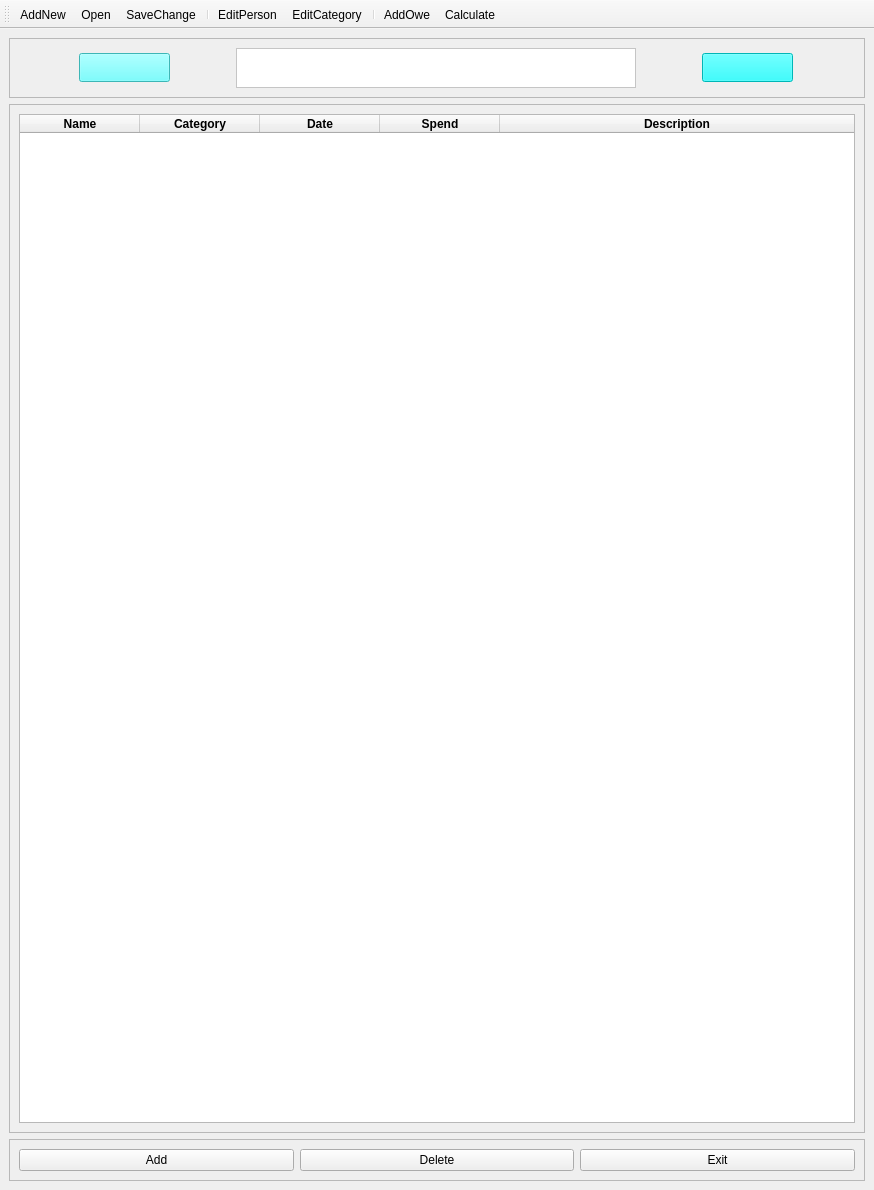
First picture: the form in Ui/PyBill.ui, repository ZILINYE/PyBill, before the edit.
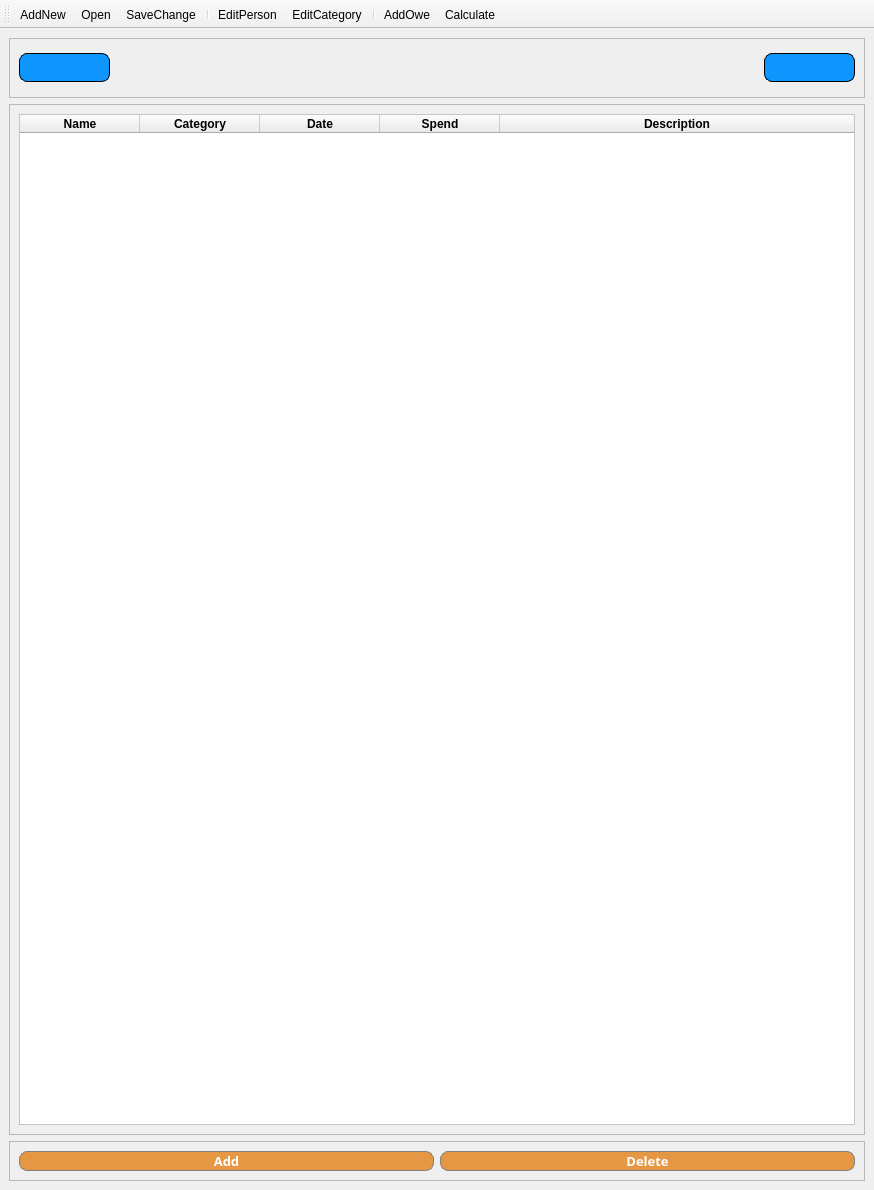
Second picture: the form after the edit. Icons and pictures are not drawn.

What changed in the file:
```diff
--- a/Ui/PyBill.ui
+++ b/Ui/PyBill.ui
@@ -11,7 +11,7 @@
    </rect>
   </property>
   <property name="sizePolicy">
-   <sizepolicy hsizetype="Expanding" vsizetype="Expanding">
+   <sizepolicy hsizetype="Preferred" vsizetype="Preferred">
     <horstretch>0</horstretch>
     <verstretch>0</verstretch>
    </sizepolicy>
@@ -82,31 +82,6 @@
          <enum>QFrame::Raised</enum>
         </property>
         <layout class="QGridLayout" name="gridLayout_3">
-         <item row="0" column="1">
-          <widget class="QTextBrowser" name="Month">
-           <property name="sizePolicy">
-            <sizepolicy hsizetype="Preferred" vsizetype="Preferred">
-             <horstretch>0</horstretch>
-             <verstretch>0</verstretch>
-            </sizepolicy>
-           </property>
-           <property name="maximumSize">
-            <size>
-             <width>400</width>
-             <height>16777215</height>
-            </size>
-           </property>
-           <property name="font">
-            <font>
-             <family>Arial</family>
-             <pointsize>12</pointsize>
-            </font>
-           </property>
-           <property name="styleSheet">
-            <string notr="true">background-color: rgb(255, 255, 255);</string>
-           </property>
-          </widget>
-         </item>
          <item row="0" column="2">
           <widget class="QPushButton" name="NextMonth">
            <property name="sizePolicy">
@@ -134,7 +109,44 @@
             <enum>Qt::LeftToRight</enum>
            </property>
            <property name="styleSheet">
-            <string notr="true">background-color: rgb(0, 255, 255);</string>
+            <string notr="true">QPushButton
+{
+    /*字体为微软雅黑*/
+    font-family:Microsoft Yahei;
+    /*字体大小为20点*/
+    font-size:20pt;
+    /*字体颜色为白色*/    
+    color:white;
+    /*背景颜色*/  
+    background-color:rgb(14 , 150 , 254);
+    /*边框圆角半径为8像素*/ 
+    border-radius:8px;
+	border-color:black;
+	border-width:1px;
+	border-style:solid;
+
+}
+
+/*按钮停留态*/
+QPushButton:hover
+{
+    /*背景颜色*/  
+    background-color:rgb(44 , 137 , 255);
+}
+
+/*按钮按下态*/
+QPushButton:pressed
+{
+    /*背景颜色*/  
+    background-color:rgb(14 , 135 , 228);
+    /*左内边距为3像素，让按下时字向右移动3像素*/  
+    padding-left:3px;
+    /*上内边距为3像素，让按下时字向下移动3像素*/  
+    padding-top:3px;
+	border-color:grey;
+	border-width:1px;
+	border-style:solid;
+}</string>
            </property>
            <property name="text">
             <string/>
@@ -172,7 +184,43 @@
             <enum>Qt::LeftToRight</enum>
            </property>
            <property name="styleSheet">
-            <string notr="true">background-color: rgb(85, 255, 255);</string>
+            <string notr="true">QPushButton
+{
+    /*字体为微软雅黑*/
+    font-family:Microsoft Yahei;
+    /*字体大小为20点*/
+    font-size:20pt;
+    /*字体颜色为白色*/    
+    color:white;
+    /*背景颜色*/  
+    background-color:rgb(14 , 150 , 254);
+    /*边框圆角半径为8像素*/ 
+    border-radius:8px;
+	border-color:black;
+	border-width:1px;
+	border-style:solid;
+}
+
+/*按钮停留态*/
+QPushButton:hover
+{
+    /*背景颜色*/  
+    background-color:rgb(44 , 137 , 255);
+}
+
+/*按钮按下态*/
+QPushButton:pressed
+{
+    /*背景颜色*/  
+    background-color:rgb(14 , 135 , 228);
+    /*左内边距为3像素，让按下时字向右移动3像素*/  
+    padding-left:3px;
+    /*上内边距为3像素，让按下时字向下移动3像素*/  
+    padding-top:3px;
+	border-color:grey;
+	border-width:1px;
+	border-style:solid;
+}</string>
            </property>
            <property name="text">
             <string/>
@@ -183,6 +231,21 @@
            </property>
           </widget>
          </item>
+         <item row="0" column="1">
+          <widget class="QLabel" name="Month">
+           <property name="font">
+            <font>
+             <pointsize>12</pointsize>
+            </font>
+           </property>
+           <property name="text">
+            <string/>
+           </property>
+           <property name="alignment">
+            <set>Qt::AlignCenter</set>
+           </property>
+          </widget>
+         </item>
         </layout>
        </widget>
       </item>
@@ -198,7 +261,7 @@
          <item row="0" column="0">
           <widget class="QTableWidget" name="tableWidget">
            <property name="sizePolicy">
-            <sizepolicy hsizetype="Preferred" vsizetype="Preferred">
+            <sizepolicy hsizetype="Minimum" vsizetype="Minimum">
              <horstretch>0</horstretch>
              <verstretch>0</verstretch>
             </sizepolicy>
@@ -213,7 +276,18 @@
             <enum>Qt::LeftToRight</enum>
            </property>
            <property name="styleSheet">
-            <string notr="true"/>
+            <string notr="true">
+QTableWidget                
+{
+    background:#FFFFFF;            // 整个表格控件 背景色
+    border:none;                   // 整个表格控件 边框
+ 
+    font-size:12px;                // 所有字体大小
+    font-family:&quot;Microsoft YaHei&quot;; // 所有字体 family
+    color:#666666;                 // 所有字体颜色
+}
+
+</string>
            </property>
            <property name="horizontalScrollBarPolicy">
             <enum>Qt::ScrollBarAlwaysOff</enum>
@@ -276,6 +350,13 @@
               <bold>true</bold>
              </font>
             </property>
+            <property name="background">
+             <color>
+              <red>170</red>
+              <green>255</green>
+              <blue>255</blue>
+             </color>
+            </property>
            </column>
            <column>
             <property name="text">
@@ -334,6 +415,55 @@
           <verstretch>0</verstretch>
          </sizepolicy>
         </property>
+        <property name="font">
+         <font>
+          <weight>75</weight>
+          <bold>true</bold>
+         </font>
+        </property>
+        <property name="styleSheet">
+         <string notr="true">QPushButton
+{
+    /*字体为微软雅黑*/
+    font-family:Microsoft Yahei;
+    /*字体大小为20点*/
+    font-size:10pt;
+    /*字体颜色为白色*/    
+	color:white;
+    /*背景颜色*/  
+    
+	background-color: rgb(230, 151, 68);
+    /*边框圆角半径为8像素*/ 
+    border-radius:8px;
+	border-color:grey;
+	border-width:1px;
+	border-style:solid;
+}
+
+/*按钮停留态*/
+QPushButton:hover
+{
+    /*背景颜色*/  
+    
+	background-color: rgb(255, 144, 47);
+}
+
+/*按钮按下态*/
+QPushButton:pressed
+{
+    /*背景颜色*/  
+    
+	
+	background-color: rgb(255, 123, 7);
+    /*左内边距为3像素，让按下时字向右移动3像素*/  
+    padding-left:3px;
+    /*上内边距为3像素，让按下时字向下移动3像素*/  
+    padding-top:3px;
+	border-color:black;
+	border-width:1px;
+	border-style:solid;
+}</string>
+        </property>
         <property name="frameShape">
          <enum>QFrame::StyledPanel</enum>
         </property>
@@ -341,22 +471,16 @@
          <enum>QFrame::Raised</enum>
         </property>
         <layout class="QGridLayout" name="gridLayout_4">
-         <item row="0" column="0">
-          <widget class="QPushButton" name="addRow">
-           <property name="toolTip">
-            <string>&lt;html&gt;&lt;head/&gt;&lt;body&gt;&lt;p&gt;Add New Record&lt;/p&gt;&lt;/body&gt;&lt;/html&gt;</string>
-           </property>
-           <property name="text">
-            <string>Add</string>
-           </property>
-           <property name="icon">
-            <iconset resource="../Resource/Icon.qrc">
-             <normaloff>:/icon/Icon/Add.png</normaloff>:/icon/Icon/Add.png</iconset>
-           </property>
-          </widget>
-         </item>
          <item row="0" column="1">
           <widget class="QPushButton" name="delRow">
+           <property name="font">
+            <font>
+             <family>Microsoft Yahei</family>
+             <pointsize>10</pointsize>
+             <weight>75</weight>
+             <bold>true</bold>
+            </font>
+           </property>
            <property name="toolTip">
             <string>&lt;html&gt;&lt;head/&gt;&lt;body&gt;&lt;p&gt;Remove Record&lt;/p&gt;&lt;/body&gt;&lt;/html&gt;</string>
            </property>
@@ -369,16 +493,68 @@
            </property>
           </widget>
          </item>
-         <item row="0" column="2">
-          <widget class="QPushButton" name="exit">
-           <property name="sizePolicy">
-            <sizepolicy hsizetype="Minimum" vsizetype="Fixed">
-             <horstretch>0</horstretch>
-             <verstretch>0</verstretch>
-            </sizepolicy>
+         <item row="0" column="0">
+          <widget class="QPushButton" name="addRow">
+           <property name="font">
+            <font>
+             <family>Microsoft Yahei</family>
+             <pointsize>10</pointsize>
+             <weight>75</weight>
+             <bold>true</bold>
+            </font>
+           </property>
+           <property name="toolTip">
+            <string>&lt;html&gt;&lt;head/&gt;&lt;body&gt;&lt;p&gt;Add New Record&lt;/p&gt;&lt;/body&gt;&lt;/html&gt;</string>
+           </property>
+           <property name="styleSheet">
+            <string notr="true">QPushButton
+{
+    /*字体为微软雅黑*/
+    font-family:Microsoft Yahei;
+    /*字体大小为20点*/
+    font-size:10pt;
+    /*字体颜色为白色*/    
+	color:white;
+    /*背景颜色*/  
+    
+	background-color: rgb(230, 151, 68);
+    /*边框圆角半径为8像素*/ 
+    border-radius:8px;
+	border-color:grey;
+	border-width:1px;
+	border-style:solid;
+}
+
+/*按钮停留态*/
+QPushButton:hover
+{
+    /*背景颜色*/  
+    
+	background-color: rgb(255, 144, 47);
+}
+
+/*按钮按下态*/
+QPushButton:pressed
+{
+    /*背景颜色*/  
+    
+	
+	background-color: rgb(255, 123, 7);
+    /*左内边距为3像素，让按下时字向右移动3像素*/  
+    padding-left:3px;
+    /*上内边距为3像素，让按下时字向下移动3像素*/  
+    padding-top:3px;
+	border-color:black;
+	border-width:1px;
+	border-style:solid;
+}</string>
            </property>
            <property name="text">
-            <string>Exit</string>
+            <string>Add</string>
+           </property>
+           <property name="icon">
+            <iconset resource="../Resource/Icon.qrc">
+             <normaloff>:/icon/Icon/Add.png</normaloff>:/icon/Icon/Add.png</iconset>
            </property>
           </widget>
          </item>
```
